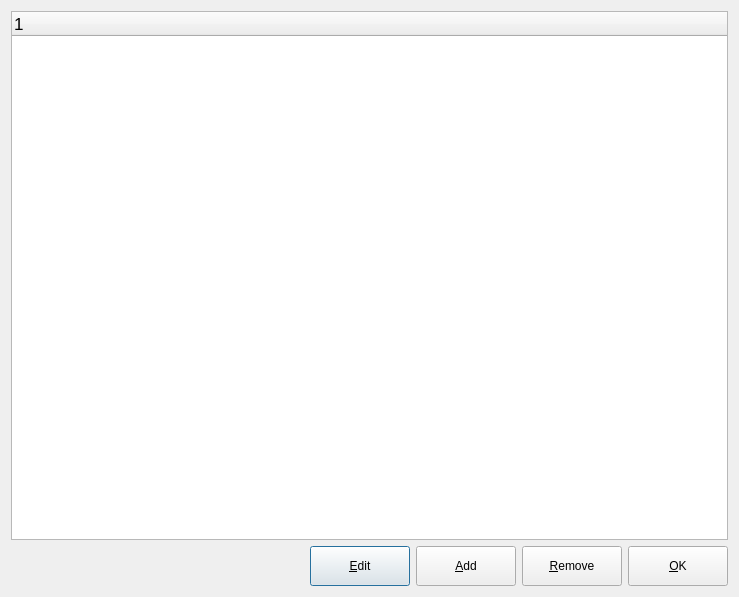
Old version of the form Translate/sentencemanagerform.ui in the repository gagikpog/TestAndTranslate.
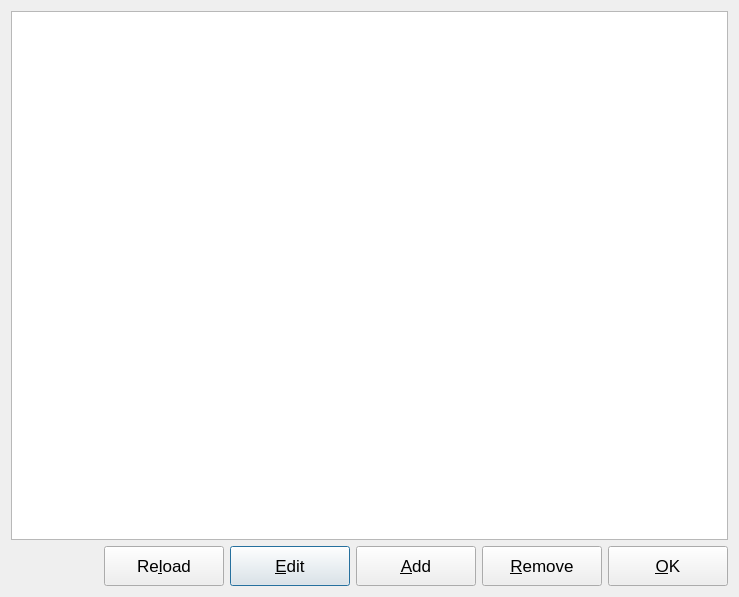
New version of the form.

Patch:
```diff
--- a/Translate/sentencemanagerform.ui
+++ b/Translate/sentencemanagerform.ui
@@ -10,17 +10,29 @@
     <height>597</height>
    </rect>
   </property>
+  <property name="font">
+   <font>
+    <pointsize>13</pointsize>
+   </font>
+  </property>
   <property name="windowTitle">
    <string>Dialog</string>
   </property>
   <layout class="QVBoxLayout" name="verticalLayout">
    <item>
     <widget class="QTreeWidget" name="treeWidget">
-     <property name="font">
-      <font>
-       <pointsize>13</pointsize>
-      </font>
+     <property name="minimumSize">
+      <size>
+       <width>0</width>
+       <height>400</height>
+      </size>
      </property>
+     <property name="showDropIndicator" stdset="0">
+      <bool>true</bool>
+     </property>
+     <attribute name="headerVisible">
+      <bool>false</bool>
+     </attribute>
      <column>
       <property name="text">
        <string notr="true"/>
@@ -43,11 +55,27 @@
        </property>
       </spacer>
      </item>
+     <item>
+      <widget class="QPushButton" name="btmReload">
+       <property name="minimumSize">
+        <size>
+         <width>120</width>
+         <height>40</height>
+        </size>
+       </property>
+       <property name="text">
+        <string>Re&amp;load</string>
+       </property>
+       <property name="autoDefault">
+        <bool>false</bool>
+       </property>
+      </widget>
+     </item>
      <item>
       <widget class="QPushButton" name="btmChange">
        <property name="minimumSize">
         <size>
-         <width>100</width>
+         <width>120</width>
          <height>40</height>
         </size>
        </property>
@@ -60,39 +88,48 @@
       <widget class="QPushButton" name="btmAdd">
        <property name="minimumSize">
         <size>
-         <width>100</width>
+         <width>120</width>
          <height>40</height>
         </size>
        </property>
        <property name="text">
         <string>&amp;Add</string>
        </property>
+       <property name="autoDefault">
+        <bool>false</bool>
+       </property>
       </widget>
      </item>
      <item>
       <widget class="QPushButton" name="btmRemove">
        <property name="minimumSize">
         <size>
-         <width>100</width>
+         <width>120</width>
          <height>40</height>
         </size>
        </property>
        <property name="text">
         <string>&amp;Remove</string>
        </property>
+       <property name="autoDefault">
+        <bool>false</bool>
+       </property>
       </widget>
      </item>
      <item>
       <widget class="QPushButton" name="btmOk">
        <property name="minimumSize">
         <size>
-         <width>100</width>
+         <width>120</width>
          <height>40</height>
         </size>
        </property>
        <property name="text">
         <string>&amp;OK</string>
        </property>
+       <property name="autoDefault">
+        <bool>false</bool>
+       </property>
       </widget>
      </item>
     </layout>
```
Left out of the diff: 27 changed lines with no effect on the pictures.
